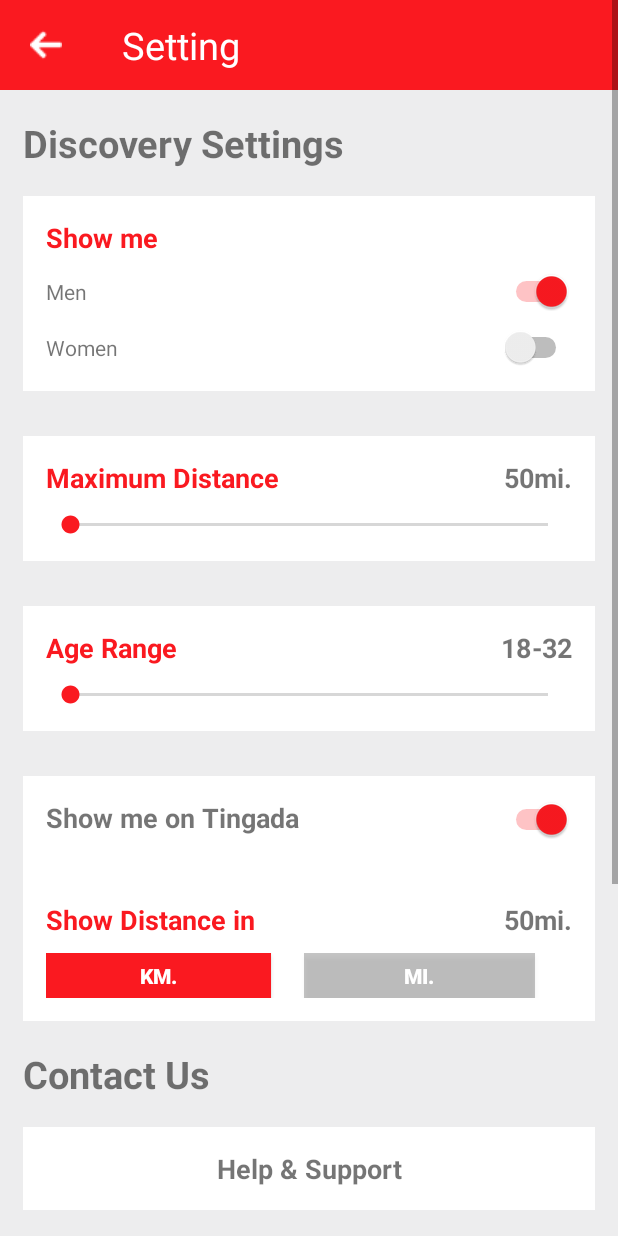
After one commit to thtrung09031993/Tingada, an Android app: the SettingActivity screen opened directly, with no data from a screen before it, on a phone screen of 412 x 824 dp. The commit adds this screen. Run offline under Robolectric (Android 15) with nearby library versions, the phone set to English and light mode, and no system bars.

Commit message:
Setting Activity

```diff
--- /dev/null
+++ b/app/src/main/java/hci201/tingada/FindLoverActivity.java
@@ -0,0 +1,22 @@
+package hci201.tingada;
+
+import android.support.v7.app.AppCompatActivity;
+import android.os.Bundle;
+import android.view.View;
+
+import hci201.tingada.R;
+
+public class FindLoverActivity extends AppCompatActivity {
+
+    @Override
+    protected void onCreate(Bundle savedInstanceState) {
+        super.onCreate(savedInstanceState);
+        setContentView(R.layout.activity_find_lover);
+    }
+
+    public void clickToSettingProfilePage(View view) {
+    }
+
+    public void clickToContact(View view) {
+    }
+}
--- /dev/null
+++ b/app/src/main/java/hci201/tingada/SettingActivity.java
@@ -0,0 +1,19 @@
+package hci201.tingada;
+
+import android.support.v7.app.AppCompatActivity;
+import android.os.Bundle;
+import android.view.View;
+
+import hci201.tingada.R;
+
+public class SettingActivity extends AppCompatActivity {
+
+    @Override
+    protected void onCreate(Bundle savedInstanceState) {
+        super.onCreate(savedInstanceState);
+        setContentView(R.layout.activity_setting);
+    }
+
+    public void clickToBackSettingProfilePage(View view) {
+    }
+}
--- /dev/null
+++ b/app/src/main/java/hci201/tingada/SettingProfilePage.java
@@ -0,0 +1,13 @@
+package hci201.tingada;
+
+import android.support.v7.app.AppCompatActivity;
+import android.os.Bundle;
+
+public class SettingProfilePage extends AppCompatActivity {
+
+    @Override
+    protected void onCreate(Bundle savedInstanceState) {
+        super.onCreate(savedInstanceState);
+        setContentView(R.layout.activity_setting_profile_page);
+    }
+}
--- /dev/null
+++ b/app/src/main/res/layout/activity_find_lover.xml
@@ -0,0 +1,44 @@
+<?xml version="1.0" encoding="utf-8"?>
+<LinearLayout xmlns:android="http://schemas.android.com/apk/res/android"
+    xmlns:app="http://schemas.android.com/apk/res-auto"
+    xmlns:tools="http://schemas.android.com/tools"
+    android:layout_width="match_parent"
+    android:layout_height="match_parent"
+    android:orientation="vertical"
+    tools:context=".FindLoverActivity">
+
+    <LinearLayout
+        android:background="#F23D3F"
+        android:layout_width="match_parent"
+        android:layout_height="wrap_content"
+        android:gravity="center"
+        android:orientation="horizontal">
+
+        <ImageButton
+            android:id="@+id/btnProfile"
+            android:layout_marginRight="30dp"
+            android:layout_width="50dp"
+            android:layout_height="50dp"
+            android:background="@drawable/user"
+            android:onClick="clickToSettingProfilePage"/>
+
+        <TextView
+            android:layout_width="200dp"
+            android:layout_height="80dp"
+            android:textStyle="bold"
+            android:textColor="#FFFFFF"
+            android:fontFamily="serif"
+            android:gravity="center"
+            android:text="Tingada"
+            android:textSize="30dp" />
+
+        <ImageButton
+            android:id="@+id/btnContact"
+            android:layout_marginLeft="30dp"
+            android:layout_width="50dp"
+            android:layout_height="50dp"
+            android:background="@drawable/chat"
+            android:onClick="clickToContact"/>
+    </LinearLayout>
+
+</LinearLayout>
--- /dev/null
+++ b/app/src/main/res/layout/activity_setting.xml
@@ -0,0 +1,329 @@
+<?xml version="1.0" encoding="utf-8"?>
+<ScrollView xmlns:android="http://schemas.android.com/apk/res/android"
+    android:layout_width="match_parent"
+    android:layout_height="fill_parent">
+    <LinearLayout xmlns:android="http://schemas.android.com/apk/res/android"
+    xmlns:app="http://schemas.android.com/apk/res-auto"
+    xmlns:tools="http://schemas.android.com/tools"
+    android:layout_width="match_parent"
+    android:layout_height="match_parent"
+    android:orientation="vertical"
+    android:scrollbars="vertical"
+    android:scrollbarAlwaysDrawVerticalTrack="true"
+    tools:context=".SettingActivity">
+
+    <LinearLayout
+        android:layout_width="match_parent"
+        android:layout_height="60dp"
+        android:background="@color/colorAccent"
+        android:orientation="horizontal">
+
+        <ImageButton
+            android:layout_width="wrap_content"
+            android:layout_height="match_parent"
+            android:background="@color/colorAccent"
+            android:paddingLeft="20dp"
+            android:src="@drawable/leftarrow"
+            android:onClick="clickToBackSettingProfilePage"/>
+
+        <TextView
+            android:paddingLeft="40dp"
+            android:layout_width="wrap_content"
+            android:layout_height="match_parent"
+            android:gravity="center"
+            android:text="Setting"
+            android:textColor="@android:color/white"
+            android:textSize="25dp" />
+    </LinearLayout>
+
+    <LinearLayout
+        android:layout_width="match_parent"
+        android:layout_height="match_parent"
+        android:background="@color/colorBgSetting"
+        android:orientation="vertical"
+        android:paddingLeft="15dp"
+        android:paddingRight="15dp">
+
+        <TextView
+            android:layout_width="match_parent"
+            android:layout_height="wrap_content"
+            android:paddingBottom="18dp"
+            android:paddingTop="18dp"
+            android:text="Discovery Settings"
+            android:textSize="25dp"
+            android:textStyle="bold" />
+        <LinearLayout
+            android:layout_width="match_parent"
+            android:layout_height="wrap_content"
+            android:orientation="vertical"
+            android:background="#FFFFFF"
+            android:padding="15dp"
+            android:layout_marginBottom="30dp">
+        <TextView
+            android:layout_width="match_parent"
+            android:layout_height="wrap_content"
+            android:text="Show me"
+            android:textSize="18dp"
+            android:textStyle="bold"
+            android:textColor="@color/colorAccent"
+            android:layout_marginBottom="10dp"/>
+        <LinearLayout
+            android:layout_width="match_parent"
+            android:layout_height="wrap_content"
+            android:orientation="horizontal"
+            android:layout_marginBottom="10dp">
+        <TextView
+            android:layout_width="wrap_content"
+            android:layout_height="wrap_content"
+            android:text="Men"/>
+        <Switch
+            android:layout_width="match_parent"
+            android:layout_height="wrap_content"
+            android:checked="true" />
+        </LinearLayout>
+        <LinearLayout
+            android:layout_width="match_parent"
+            android:layout_height="wrap_content"
+            android:orientation="horizontal">
+        <TextView
+            android:layout_width="wrap_content"
+            android:layout_height="wrap_content"
+            android:text="Women"/>
+        <Switch
+            android:layout_width="match_parent"
+            android:layout_height="wrap_content"
+            android:checked="false" />
+        </LinearLayout>
+        </LinearLayout>
+        <LinearLayout
+            android:layout_width="match_parent"
+            android:layout_height="wrap_content"
+            android:layout_marginBottom="30dp"
+            android:background="#ffffff"
+            android:orientation="vertical"
+            android:padding="15dp">
+
+            <LinearLayout
+                android:layout_width="match_parent"
+                android:layout_height="wrap_content"
+                android:layout_marginBottom="10dp"
+                android:orientation="horizontal">
+
+                <TextView
+                    android:layout_width="wrap_content"
+                    android:layout_height="wrap_content"
+                    android:text="Maximum Distance"
+                    android:textColor="@color/colorAccent"
+                    android:textSize="18dp"
+                    android:textStyle="bold" />
+
+                <TextView
+                    android:layout_width="match_parent"
+                    android:layout_height="wrap_content"
+                    android:gravity="right"
+                    android:text="50mi."
+                    android:textSize="18dp"
+                    android:textStyle="bold" />
+            </LinearLayout>
+
+            <SeekBar
+                android:layout_width="match_parent"
+                android:layout_height="wrap_content" />
+        </LinearLayout>
+
+        <LinearLayout
+            android:layout_width="match_parent"
+            android:layout_height="wrap_content"
+            android:orientation="vertical"
+            android:background="#ffffff"
+            android:padding="15dp"
+            android:layout_marginBottom="30dp">
+            <LinearLayout
+                android:layout_width="match_parent"
+                android:layout_height="wrap_content"
+                android:orientation="horizontal"
+                android:layout_marginBottom="10dp">
+            <TextView
+                android:layout_width="wrap_content"
+                android:layout_height="wrap_content"
+                android:text="Age Range"
+                android:textSize="18dp"
+                android:textStyle="bold"
+                android:textColor="@color/colorAccent" />
+            <TextView
+                android:layout_width="match_parent"
+                android:layout_height="wrap_content"
+                android:text="18-32"
+                android:textSize="18dp"
+                android:textStyle="bold"
+                android:gravity="right"/>
+            </LinearLayout>
+            <SeekBar
+                android:id="@+id/seekBar1"
+                android:layout_width="match_parent"
+                android:layout_height="wrap_content" />
+        </LinearLayout>
+        <LinearLayout
+            android:layout_width="match_parent"
+            android:layout_height="wrap_content"
+            android:orientation="vertical"
+            android:background="#ffffff"
+            android:padding="15dp">
+            <LinearLayout
+                android:layout_width="match_parent"
+                android:layout_height="wrap_content"
+                android:orientation="horizontal"
+                android:layout_marginBottom="10dp">
+            <TextView
+                android:layout_width="wrap_content"
+                android:layout_height="wrap_content"
+                android:text="Show me on Tingada"
+                android:textStyle="bold"
+                android:textSize="18dp"/>
+            <Switch
+                android:layout_width="match_parent"
+                android:layout_height="wrap_content"
+                android:checked="true" />
+            </LinearLayout>
+        </LinearLayout>
+        <LinearLayout
+            android:layout_width="match_parent"
+            android:layout_height="wrap_content"
+            android:background="#ffffff"
+            android:orientation="vertical"
+            android:padding="15dp">
+            <LinearLayout
+                android:layout_width="match_parent"
+                android:layout_height="wrap_content"
+                android:layout_marginBottom="10dp"
+                android:orientation="horizontal">
+
+                <TextView
+                    android:layout_width="wrap_content"
+                    android:layout_height="wrap_content"
+                    android:text="Show Distance in"
+                    android:textColor="@color/colorAccent"
+                    android:textSize="18dp"
+                    android:textStyle="bold" />
+
+                <TextView
+                    android:layout_width="match_parent"
+                    android:layout_height="wrap_content"
+                    android:gravity="right"
+                    android:text="50mi."
+                    android:textSize="18dp"
+                    android:textStyle="bold" />
+            </LinearLayout>
+
+            <LinearLayout
+                android:layout_width="match_parent"
+                android:layout_height="wrap_content">
+
+                <Button
+                    android:layout_width="150dp"
+                    android:layout_height="30dp"
+                    android:background="@color/colorAccent"
+                    android:text="Km."
+                    android:textColor="#ffffff"
+                    android:textStyle="bold"
+                    android:layout_marginRight="22dp"/>
+
+                <Button
+                    android:layout_width="154dp"
+                    android:layout_height="30dp"
+                    android:background="#42221f1f"
+                    android:text="Mi."
+                    android:textColor="#ffffff"
+                    android:textStyle="bold" />
+            </LinearLayout>
+        </LinearLayout>
+
+        <TextView
+            android:layout_width="match_parent"
+            android:layout_height="wrap_content"
+            android:paddingBottom="18dp"
+            android:paddingTop="18dp"
+            android:text="Contact Us"
+            android:textSize="25dp"
+            android:textStyle="bold" />
+        <LinearLayout
+            android:layout_width="match_parent"
+            android:layout_height="wrap_content"
+            android:background="#ffffff"
+            android:padding="15dp"
+            android:layout_marginBottom="30dp">
+            <TextView
+                android:layout_width="match_parent"
+                android:layout_height="wrap_content"
+                android:text="Help &amp; Support"
+                android:textStyle="bold"
+                android:textSize="18dp"
+                android:gravity="center"/>
+        </LinearLayout>
+        <LinearLayout
+            android:layout_width="match_parent"
+            android:layout_height="wrap_content"
+            android:background="#ffffff"
+            android:orientation="vertical"
+            android:padding="15dp"
+            android:layout_marginBottom="30dp">
+
+            <TextView
+                android:layout_width="match_parent"
+                android:layout_height="wrap_content"
+                android:layout_marginBottom="15dp"
+                android:text="Legal"
+                android:textColor="@color/colorAccent"
+                android:textSize="18dp"
+                android:textStyle="bold" />
+
+            <TextView
+                android:layout_width="match_parent"
+                android:layout_height="wrap_content"
+                android:text="Licenses"
+                android:textSize="18dp" />
+
+            <TextView
+                android:layout_width="match_parent"
+                android:layout_height="wrap_content"
+                android:text="Privacy Policy"
+                android:textSize="18dp" />
+
+            <TextView
+                android:layout_width="match_parent"
+                android:layout_height="wrap_content"
+                android:text="Terms of Service"
+                android:textSize="18dp" />
+
+        </LinearLayout>
+        <LinearLayout
+            android:layout_width="match_parent"
+            android:layout_height="wrap_content"
+            android:background="#ffffff"
+            android:padding="15dp"
+            android:layout_marginBottom="30dp">
+            <TextView
+                android:layout_width="match_parent"
+                android:layout_height="wrap_content"
+                android:text="Logout"
+                android:textStyle="bold"
+                android:textSize="18dp"
+                android:gravity="center"/>
+        </LinearLayout>
+        <LinearLayout
+            android:layout_width="match_parent"
+            android:layout_height="wrap_content"
+            android:background="#ffffff"
+            android:padding="15dp">
+            <TextView
+                android:layout_width="match_parent"
+                android:layout_height="wrap_content"
+                android:text="Delete Account"
+                android:textStyle="bold"
+                android:textColor="@color/colorAccent"
+                android:textSize="18dp"
+                android:gravity="center"/>
+        </LinearLayout>
+    </LinearLayout>
+</LinearLayout>
+</ScrollView>
--- /dev/null
+++ b/app/src/main/res/layout/activity_setting_profile_page.xml
@@ -0,0 +1,43 @@
+<?xml version="1.0" encoding="utf-8"?>
+<LinearLayout xmlns:android="http://schemas.android.com/apk/res/android"
+    xmlns:app="http://schemas.android.com/apk/res-auto"
+    xmlns:tools="http://schemas.android.com/tools"
+    android:layout_width="match_parent"
+    android:layout_height="match_parent"
+    android:orientation="vertical"
+    tools:context=".SettingProfilePage">
+
+    <LinearLayout
+        android:background="#F23D3F"
+        android:layout_width="match_parent"
+        android:layout_height="wrap_content"
+        android:gravity="center"
+        android:orientation="horizontal">
+
+        <ImageButton
+            android:id="@+id/btnProfile"
+            android:layout_marginRight="30dp"
+            android:layout_width="50dp"
+            android:layout_height="50dp"
+            android:background="@drawable/user"
+            android:onClick="clickToSettingProfilePage"/>
+
+        <TextView
+            android:layout_width="200dp"
+            android:layout_height="80dp"
+            android:textStyle="bold"
+            android:textColor="#FFFFFF"
+            android:fontFamily="serif"
+            android:gravity="center"
+            android:text="Tingada"
+            android:textSize="30dp"/>
+
+        <ImageButton
+            android:id="@+id/btnContact"
+            android:layout_marginLeft="30dp"
+            android:layout_width="50dp"
+            android:layout_height="50dp"
+            android:background="@drawable/chat"
+            android:onClick="clickToContact"/>
+    </LinearLayout>
+</LinearLayout>
--- a/app/src/main/res/values/colors.xml
+++ b/app/src/main/res/values/colors.xml
@@ -4,4 +4,5 @@
     <color name="colorPrimaryDark">#303F9F</color>
     <color name="colorAccent">#fa1920</color>
     <color name="colorText">#ababab</color>
+    <color name="colorBgSetting">#EDEDEE</color>
 </resources>
--- a/app/src/main/res/values/styles.xml
+++ b/app/src/main/res/values/styles.xml
@@ -17,4 +17,10 @@
     <style name="AppTheme.AppBarOverlay" parent="ThemeOverlay.AppCompat.Dark.ActionBar" />
 
     <style name="AppTheme.PopupOverlay" parent="ThemeOverlay.AppCompat.Light" />
+
+    <style name="TungSwitch" parent="Theme.AppCompat.Light">
+        <item name="colorControlActivated">#46bdbf</item>
+        <item name="colorSwitchThumbNormal">#f1f1f1</item>
+        <item name="android:colorForeground">#42221f1f</item>
+    </style>
 </resources>
--- a/build.gradle
+++ b/build.gradle
@@ -7,7 +7,7 @@ buildscript {
         jcenter()
     }
     dependencies {
-        classpath 'com.android.tools.build:gradle:3.1.2'
+        classpath 'com.android.tools.build:gradle:3.1.3'
 
 
         // NOTE: Do not place your application dependencies here; they belong
```
Also changed, not shown: app/src/main/AndroidManifest.xml (+11 -2 lines).
